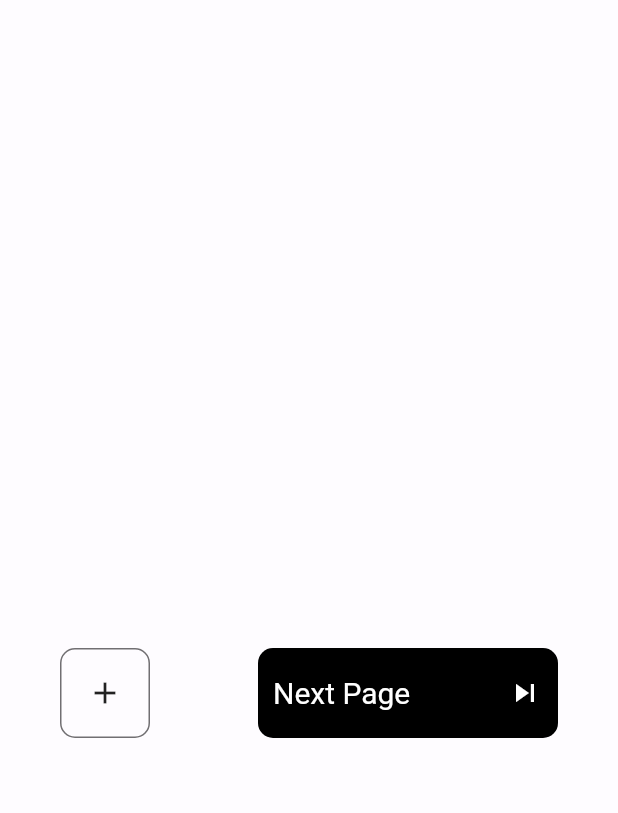
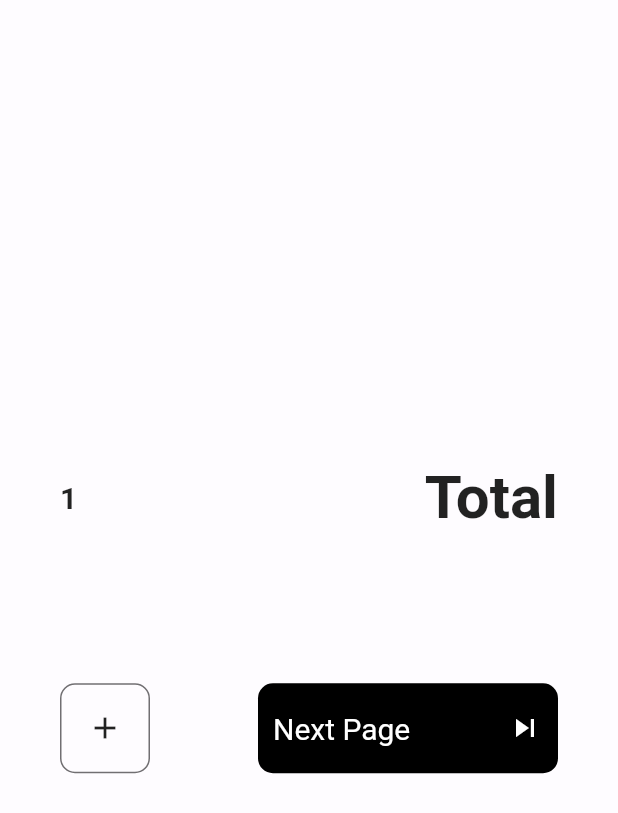
Before and after one commit to LibradillaJoshuaF21/shopping_cart, a Flutter app: the screen it shows after launch, after a tap on the "add" icon, on a phone screen of 412 x 824 dp. Shown: the top 813 px of the screen. Run offline on Flutter 3.47's test engine with Material 2 defaults, Android fonts, the phone set to English and light mode, and no system bars; our stand-ins replace get.

```diff
--- a/lib/home_page.dart
+++ b/lib/home_page.dart
@@ -1,4 +1,8 @@
 import 'package:flutter/material.dart';
+import 'package:get/get.dart';
+import 'package:provider/provider.dart';
+
+import 'data_class.dart';
 
 class HomePage extends StatelessWidget {
   const HomePage({Key? key}) : super(key: key);
@@ -11,7 +15,20 @@ class HomePage extends StatelessWidget {
         Padding(
           padding: const EdgeInsets.symmetric(horizontal: 40),
           child: Row(
-            children: const [],
+            children: [
+              Consumer<DataClass>(builder: (context, data, child) {
+                return Text(
+                  '${data.x}',
+                  style: const TextStyle(
+                      fontSize: 20, fontWeight: FontWeight.bold),
+                );
+              }),
+              const Spacer(),
+              const Text(
+                "Total",
+                style: TextStyle(fontWeight: FontWeight.bold, fontSize: 40),
+              )
+            ],
           ),
         ),
         const SizedBox(
@@ -31,7 +48,23 @@ class HomePage extends StatelessWidget {
                           Border.all(color: const Color(0xFF716f72), width: 1)),
                   child: const Icon(Icons.add),
                 ),
-                onTap: () {},
+                onTap: () {
+                  if (context.read<DataClass>().x >= 5) {
+                    Get.snackbar("Item", "Can not more than this",
+                        backgroundColor: Colors.black,
+                        colorText: Colors.white,
+                        titleText: const Text(
+                          "Item",
+                          style: TextStyle(fontSize: 40, color: Colors.white),
+                        ),
+                        messageText: const Text(
+                          "Can not be more than this",
+                          style: TextStyle(fontSize: 20, color: Colors.white),
+                        ));
+                  } else {
+                    context.read<DataClass>().incrementX();
+                  }
+                },
               ),
               const Spacer(),
               Container(
```
